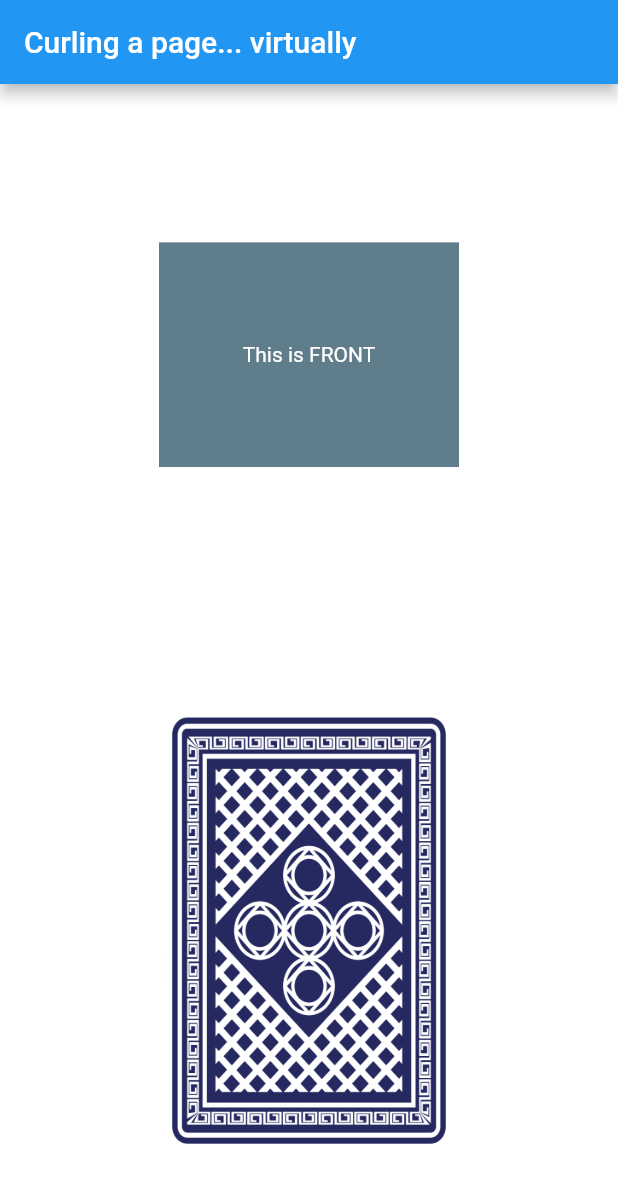
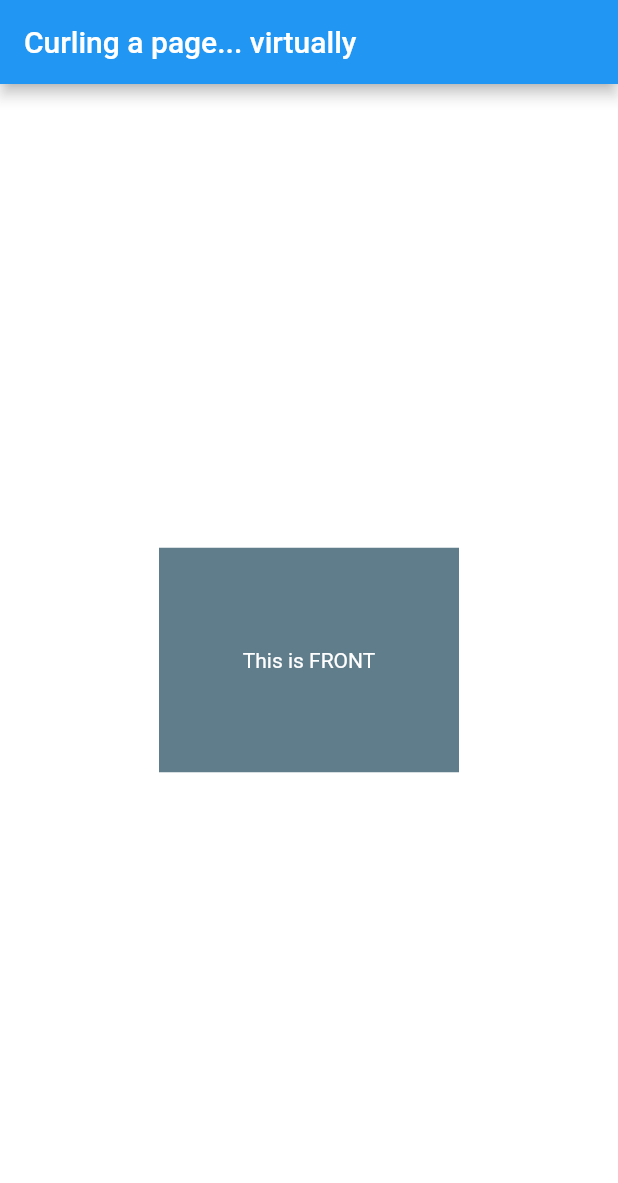
Before and after one commit to jyotirmoy-paul/page_curl, a Flutter app: the screen it shows after launch, on a phone screen of 412 x 824 dp. Shown: the top 1183 px of the screen. Run offline on Flutter 3.47's test engine with Material 2 defaults, Android fonts, the light colour scheme and no system bars.

Commit message:
updates example & README

```diff
--- a/example/lib/main.dart
+++ b/example/lib/main.dart
@@ -27,10 +27,6 @@ class HomePage extends StatelessWidget {
         ),
       );
 
-  final double heightOfCards = 300;
-
-  double get widthOfCards => 691 * heightOfCards / 1056;
-
   @override
   Widget build(BuildContext context) => Scaffold(
         backgroundColor: Colors.white.withAlpha(200),
@@ -43,6 +39,7 @@ class HomePage extends StatelessWidget {
             children: [
               /* horizontal */
               PageCurl(
+                vertical: false,
                 back: _buildContainer('This is BACK'),
                 front: _buildContainer(
                   'This is FRONT',
@@ -50,22 +47,6 @@ class HomePage extends StatelessWidget {
                 ),
                 size: const Size(200, 150),
               ),
-
-              /* vertical */
-              PageCurl(
-                vertical: true,
-                back: Image.asset(
-                  'assets/cards/front.png',
-                  height: heightOfCards,
-                  width: widthOfCards,
-                ),
-                front: Image.asset(
-                  'assets/cards/back.png',
-                  height: heightOfCards,
-                  width: widthOfCards,
-                ),
-                size: Size(widthOfCards, heightOfCards),
-              ),
             ],
           ),
         ),
--- a/example/pubspec.yaml
+++ b/example/pubspec.yaml
@@ -23,6 +23,3 @@ dev_dependencies:
 
 flutter:
   uses-material-design: true
-
-  assets:
-    - assets/cards/
```
Also changed, not shown: example/assets/cards/back.png (deleted), example/assets/cards/front.png (deleted), 1 other file.
